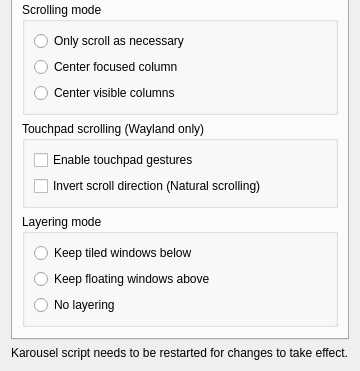
Qt form package/contents/ui/config.ui (peterfajdiga/karousel) before a commit; both pictures show x 0 to 360 and y 201 to 572 of the 360 by 572 pixel window.
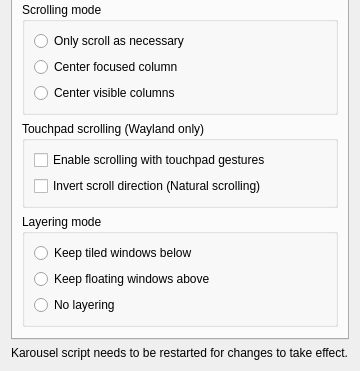
The same form after that commit.

Commit message: feat: add tooltip to touchpad gesture option

```diff
--- a/package/contents/ui/config.ui
+++ b/package/contents/ui/config.ui
@@ -110,7 +110,10 @@
                                         <item>
                                             <widget class="QCheckBox" name="kcfg_touchpadGestures">
                                                 <property name="text">
-                                                    <string>Enable touchpad gestures</string>
+                                                    <string>Enable scrolling with touchpad gestures</string>
+                                                </property>
+                                                <property name="toolTip">
+                                                    <string>Scroll with a three-finger horizontal swipe gesture</string>
                                                 </property>
                                             </widget>
                                         </item>
```
